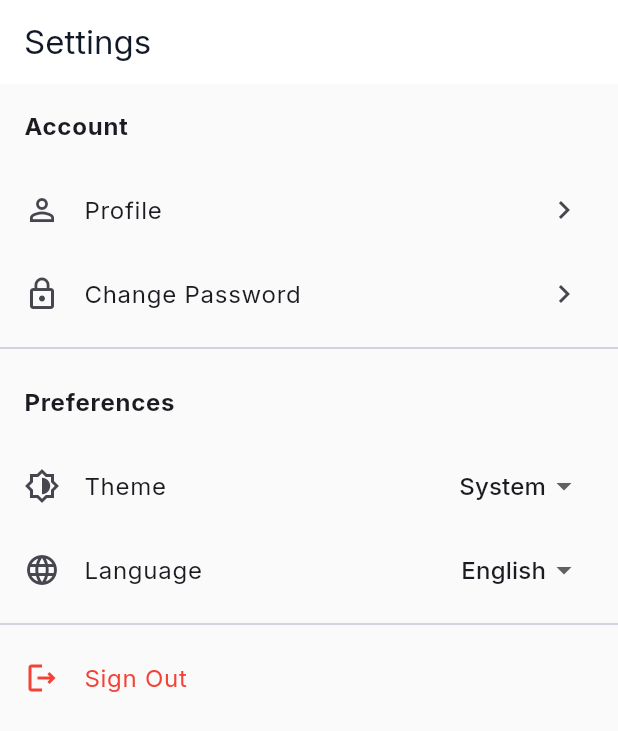
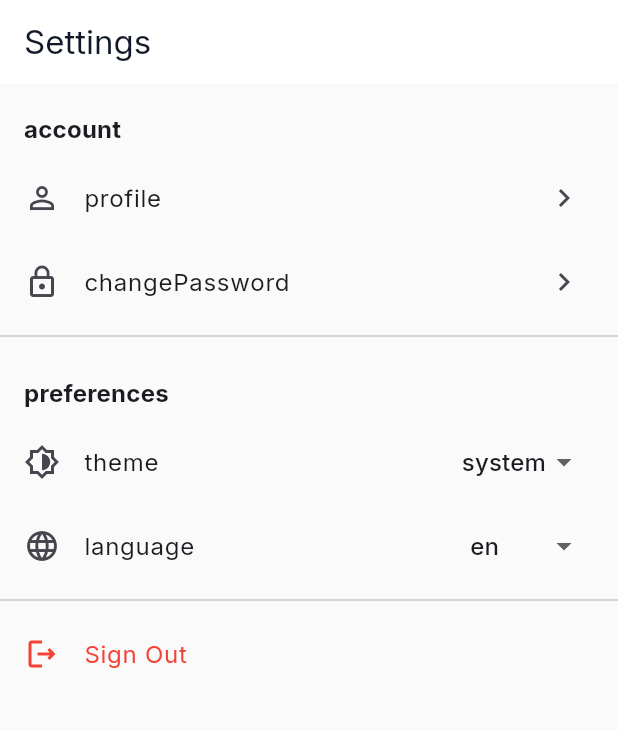
Before and after one commit to alsharabyshehab405-del/Zephyx-Mail-Database-Tested-v2.zip, a Flutter app: the SettingsScreen screen opened by its route, on a phone screen of 412 x 824 dp. Shown: the top 731 px of the screen. Run offline on Flutter 3.47's test engine with Material 3 defaults, Android fonts, the phone set to English and light mode, and no system bars; our stand-ins replace dio, flutter_riverpod, flutter_secure_storage, go_router, riverpod, riverpod_annotation and 2 more; accounts and stored records are empty; generated files the repository leaves out were written again; network calls fail.

Commit message:
v5 complete compose attachments notifications and settings

```diff
--- a/mobile/novamail-flutter/lib/features/settings/screens/settings_screen.dart
+++ b/mobile/novamail-flutter/lib/features/settings/screens/settings_screen.dart
@@ -2,94 +2,113 @@ import 'package:flutter/material.dart';
 import 'package:flutter_riverpod/flutter_riverpod.dart';
 import 'package:go_router/go_router.dart';
 
+import '../../../l10n/app_localizations.dart';
 import '../../auth/providers/auth_provider.dart';
 
 class SettingsScreen extends ConsumerWidget {
   const SettingsScreen({super.key});
 
+  static const supportedLocales = [
+    Locale('en'),
+    Locale('ar'),
+    Locale('es'),
+    Locale('fr'),
+    Locale('de'),
+    Locale('pt'),
+    Locale('it'),
+    Locale('tr'),
+    Locale('ru'),
+    Locale('zh', 'CN'),
+    Locale('ja'),
+    Locale('ko'),
+    Locale('hi'),
+    Locale('id'),
+    Locale('ur'),
+  ];
+
   @override
   Widget build(BuildContext context, WidgetRef ref) {
+    final l10n = AppLocalizations.of(context);
     final themeMode = ref.watch(themeModeNotifierProvider);
     final locale = ref.watch(localeNotifierProvider);
-
     return Scaffold(
-      appBar: AppBar(title: const Text('Settings')),
-      body: ListView(
-        children: [
-          const ListTile(
-            title: Text(
-              'Account',
-              style: TextStyle(fontWeight: FontWeight.bold),
-            ),
-          ),
+      appBar: AppBar(title: Text(l10n.text('settings'))),
+      body: ListView(children: [
+        _section(context, l10n.text('account')),
         ListTile(
             leading: const Icon(Icons.person_outline),
-            title: const Text('Profile'),
+            title: Text(l10n.text('profile')),
             trailing: const Icon(Icons.chevron_right),
-            onTap: () {},
-          ),
+            onTap: () => _showMessage(context, l10n.text('profile'))),
         ListTile(
             leading: const Icon(Icons.lock_outline),
-            title: const Text('Change Password'),
+            title: Text(l10n.text('changePassword')),
             trailing: const Icon(Icons.chevron_right),
-            onTap: () {},
-          ),
+            onTap: () => _showMessage(context, l10n.text('changePassword'))),
         const Divider(),
-          const ListTile(
-            title: Text(
-              'Preferences',
-              style: TextStyle(fontWeight: FontWeight.bold),
-            ),
-          ),
+        _section(context, l10n.text('preferences')),
         ListTile(
             leading: const Icon(Icons.brightness_6_outlined),
-            title: const Text('Theme'),
+            title: Text(l10n.text('theme')),
             trailing: DropdownButton<ThemeMode>(
                 value: themeMode,
                 underline: const SizedBox.shrink(),
-              items: const [
+                items: [
+                  for (final mode in ThemeMode.values)
                     DropdownMenuItem(
-                  value: ThemeMode.system,
-                  child: Text('System'),
-                ),
-                DropdownMenuItem(value: ThemeMode.light, child: Text('Light')),
-                DropdownMenuItem(value: ThemeMode.dark, child: Text('Dark')),
+                        value: mode, child: Text(l10n.text(mode.name)))
                 ],
                 onChanged: (mode) {
-                if (mode != null) {
+                  if (mode != null)
                     ref.read(themeModeNotifierProvider.notifier).setTheme(mode);
-                }
-              },
-            ),
-          ),
+                })),
         ListTile(
             leading: const Icon(Icons.language_outlined),
-            title: const Text('Language'),
+            title: Text(l10n.text('language')),
             trailing: DropdownButton<Locale>(
-              value: locale,
+                value: supportedLocales.any((x) => x == locale)
+                    ? locale
+                    : const Locale('en'),
                 underline: const SizedBox.shrink(),
-              items: const [
-                DropdownMenuItem(value: Locale('en'), child: Text('English')),
-                DropdownMenuItem(value: Locale('ar'), child: Text('العربية')),
+                items: [
+                  for (final item in supportedLocales)
+                    DropdownMenuItem(
+                        value: item, child: Text(item.toLanguageTag()))
                 ],
-              onChanged: (l) {
-                if (l != null) {
-                  ref.read(localeNotifierProvider.notifier).setLocale(l);
-                }
-              },
-            ),
-          ),
+                onChanged: (value) {
+                  if (value != null)
+                    ref.read(localeNotifierProvider.notifier).setLocale(value);
+                })),
         const Divider(),
         ListTile(
             leading: const Icon(Icons.logout_outlined, color: Colors.red),
-            title: const Text('Sign Out', style: TextStyle(color: Colors.red)),
-            onTap: () {
-              ref.read(authStateNotifierProvider.notifier).logout();
-              context.go('/login');
-            },
-          ),
-        ],
-      ),
+            title: Text(l10n.text('signOut'),
+                style: const TextStyle(color: Colors.red)),
+            onTap: () async {
+              await ref.read(authStateNotifierProvider.notifier).logout();
+              if (context.mounted) context.go('/login');
+            }),
+      ]),
     );
   }
+
+  Widget _section(BuildContext context, String title) => Padding(
+      padding: const EdgeInsets.fromLTRB(16, 18, 16, 6),
+      child: Text(title,
+          style: Theme.of(context)
+              .textTheme
+              .titleMedium
+              ?.copyWith(fontWeight: FontWeight.bold)));
+  Future<void> _showMessage(BuildContext context, String title) =>
+      showDialog<void>(
+          context: context,
+          builder: (context) => AlertDialog(
+                  title: Text(title),
+                  content:
+                      Text(AppLocalizations.of(context).text('availableSoon')),
+                  actions: [
+                    TextButton(
+                        onPressed: () => Navigator.pop(context),
+                        child: Text(AppLocalizations.of(context).text('close')))
+                  ]));
 }
--- a/mobile/novamail-flutter/pubspec.yaml
+++ b/mobile/novamail-flutter/pubspec.yaml
@@ -25,6 +25,8 @@ dependencies:
   # Local storage
   flutter_secure_storage: ^9.2.4
   shared_preferences: ^2.3.3
+  path_provider: ^2.1.5
+  share_plus: ^10.1.4
 
   # UI components
   flutter_svg: ^2.0.17
```
Also changed, not shown: mobile/novamail-flutter/lib/features/compose/screens/compose_screen.dart (+51 -75 lines), mobile/novamail-flutter/lib/features/email/data/email_repository.dart (+25 -0 lines), mobile/novamail-flutter/lib/features/email_detail/screens/email_detail_screen.dart (+25 -1 lines), 3 other files. Lines whose indentation alone changed are shown as unchanged.
